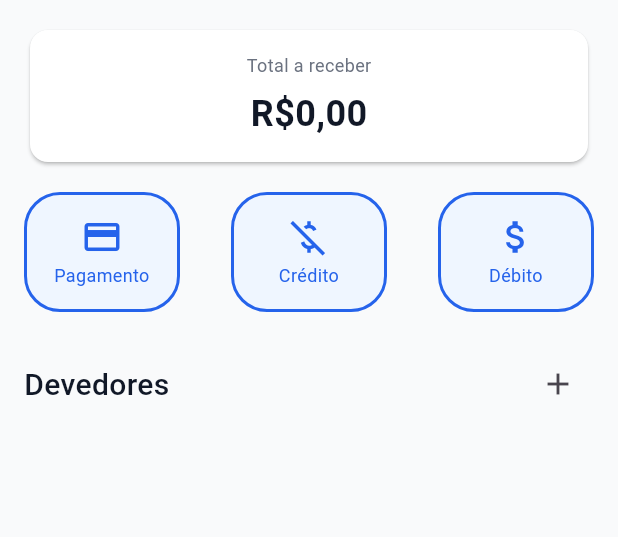
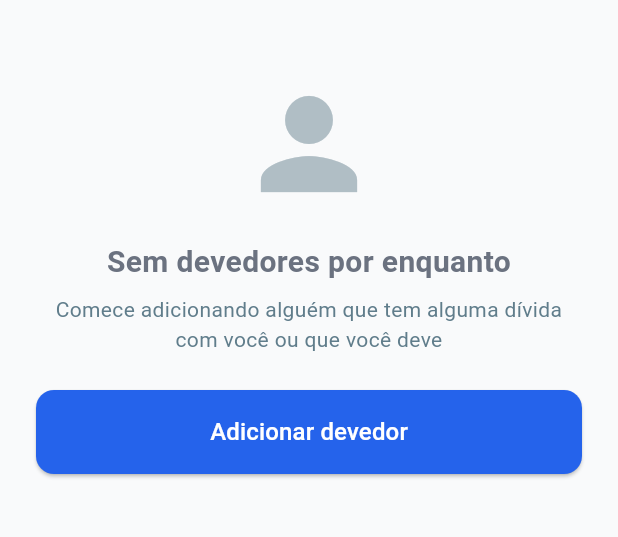
Before and after one commit to janpierry/owe_me, a Flutter app: the screen it shows after launch, on a phone screen of 412 x 824 dp, the part 84-621 px from its top. Run offline on Flutter 3.47's test engine with Material 3 defaults, Android fonts, the phone set to English and light mode, and no system bars; our stand-ins replace dartz, equatable, flutter_bloc, get_it, sqflite; accounts and stored records are empty.

Commit message:
feat: add placeholder for empty debtors and records

```diff
--- a/lib/presentation/blocs/debtor_monetary_record_history/debtor_monetary_record_history_bloc.dart
+++ b/lib/presentation/blocs/debtor_monetary_record_history/debtor_monetary_record_history_bloc.dart
@@ -40,6 +40,10 @@ class DebtorMonetaryRecordHistoryBloc
     response.fold(
       (exception) => emit(DebtorMonetaryRecordHistoryError(message: exception.message)),
       (monetaryRecordHistory) {
+        if (monetaryRecordHistory.isEmpty) {
+          emit(DebtorMonetaryRecordHistoryEmpty());
+          return;
+        }
         emit(
           DebtorMonetaryRecordHistoryLoaded(monetaryRecordHistory: monetaryRecordHistory),
         );
--- a/lib/presentation/blocs/debtor_monetary_record_history/debtor_monetary_record_history_state.dart
+++ b/lib/presentation/blocs/debtor_monetary_record_history/debtor_monetary_record_history_state.dart
@@ -20,6 +20,8 @@ final class DebtorMonetaryRecordHistoryLoaded extends DebtorMonetaryRecordHistor
   List<Object> get props => [monetaryRecordHistory];
 }
 
+final class DebtorMonetaryRecordHistoryEmpty extends DebtorMonetaryRecordHistoryState {}
+
 final class DebtorMonetaryRecordHistoryError extends DebtorMonetaryRecordHistoryState {
   final String message;
 
--- a/lib/presentation/blocs/debtors/debtors_bloc.dart
+++ b/lib/presentation/blocs/debtors/debtors_bloc.dart
@@ -35,6 +35,10 @@ class DebtorsBloc extends Bloc<DebtorsEvent, DebtorsState> {
       (exception) => emit(DebtorsError()),
       (debtors) {
         _debtors = debtors;
+        if (_debtors.isEmpty) {
+          emit(DebtorsEmpty());
+          return;
+        }
         emit(DebtorsLoaded(debtors: _debtors));
       },
     );
--- a/lib/presentation/blocs/debtors/debtors_state.dart
+++ b/lib/presentation/blocs/debtors/debtors_state.dart
@@ -20,4 +20,6 @@ final class DebtorsLoaded extends DebtorsState {
   List<Object> get props => [debtors];
 }
 
+final class DebtorsEmpty extends DebtorsState {}
+
 final class DebtorsError extends DebtorsState {}
--- a/lib/presentation/pages/home_page.dart
+++ b/lib/presentation/pages/home_page.dart
@@ -4,6 +4,7 @@ import 'package:owe_me/presentation/blocs/debtors/debtors_bloc.dart';
 import 'package:owe_me/presentation/shared/design_system/app_colors.dart';
 import 'package:owe_me/presentation/shared/design_system/app_text_styles.dart';
 import 'package:owe_me/presentation/widgets/home_page/home_body.dart';
+import 'package:owe_me/presentation/widgets/home_page/home_no_debtors_yet_placeholder.dart';
 
 class HomePage extends StatelessWidget {
   const HomePage({super.key});
@@ -27,6 +28,9 @@ class HomePage extends StatelessWidget {
           if (state is DebtorsLoaded) {
             return HomeBody(debtors: state.debtors);
           }
+          if (state is DebtorsEmpty) {
+            return HomeNoDebtorsYetPlaceholder();
+          }
           return const Center(
             child: CircularProgressIndicator(),
           );
--- a/lib/presentation/shared/design_system/app_colors.dart
+++ b/lib/presentation/shared/design_system/app_colors.dart
@@ -30,4 +30,7 @@ class AppColors {
   static const Color disabledGray = Color(0xFFD1D5DB);
 
   static const Color white = Color(0xFFFFFFFF);
+
+  static const Color gray600 = Color(0xFF607D8B);
+  static const Color gray400 = Color(0xFFB0BEC5);
 }
--- a/lib/presentation/widgets/debtor_page/debtor_monetary_record_history/debtor_monetary_record_history_builder.dart
+++ b/lib/presentation/widgets/debtor_page/debtor_monetary_record_history/debtor_monetary_record_history_builder.dart
@@ -1,6 +1,7 @@
 import 'package:flutter/material.dart';
 import 'package:flutter_bloc/flutter_bloc.dart';
 import 'package:owe_me/presentation/blocs/debtor_monetary_record_history/debtor_monetary_record_history_bloc.dart';
+import 'package:owe_me/presentation/widgets/debtor_page/debtor_monetary_record_history/debtor_monetary_record_history_empty_placeholder.dart';
 import 'package:owe_me/presentation/widgets/debtor_page/debtor_monetary_record_history/debtor_monetary_record_history_list.dart';
 
 class DebtorMonetaryRecordHistoryBuilder extends StatelessWidget {
@@ -14,6 +15,9 @@ class DebtorMonetaryRecordHistoryBuilder extends StatelessWidget {
           return DebtorMonetaryRecordHistoryList(
             monetaryRecords: state.monetaryRecordHistory,
           );
+        }
+        if (state is DebtorMonetaryRecordHistoryEmpty) {
+          return DebtorMonetaryRecordHistoryEmptyPlaceholder();
         }
         if (state is DebtorMonetaryRecordHistoryLoading) {
           return const Center(
--- /dev/null
+++ b/lib/presentation/widgets/home_page/home_no_debtors_yet_placeholder.dart
@@ -0,0 +1,58 @@
+import 'package:flutter/material.dart';
+import 'package:flutter_bloc/flutter_bloc.dart';
+import 'package:owe_me/presentation/blocs/debtors/debtors_bloc.dart';
+import 'package:owe_me/presentation/shared/design_system/app_colors.dart';
+import 'package:owe_me/presentation/shared/design_system/app_text_styles.dart';
+import 'package:owe_me/presentation/widgets/shared/app_elevated_button.dart';
+import 'package:owe_me/presentation/widgets/shared/set_debtor_dialog.dart';
+
+class HomeNoDebtorsYetPlaceholder extends StatelessWidget {
+  const HomeNoDebtorsYetPlaceholder({super.key});
+
+  void _showSetDebtorDialog(BuildContext context) {
+    final bloc = context.read<DebtorsBloc>();
+    showDialog(
+      context: context,
+      barrierDismissible: true,
+      builder: (context) => SetDebtorDialog(
+        onSetDebtorPressed: (name) => bloc.add(
+          AddDebtorRequestedEvent(debtorName: name),
+        ),
+      ),
+    );
+  }
+
+  @override
+  Widget build(BuildContext context) {
+    return SingleChildScrollView(
+      padding: const EdgeInsets.symmetric(horizontal: 24, vertical: 48),
+      child: Column(
+        children: [
+          Icon(Icons.person, size: 96, color: AppColors.gray400),
+          const SizedBox(height: 16),
+          Text(
+            'Sem devedores por enquanto',
+            textAlign: TextAlign.center,
+            style: AppTextStyles.headline2.copyWith(
+              fontWeight: FontWeight.w600,
+              color: AppColors.textGray,
+            ),
+          ),
+          const SizedBox(height: 8),
+          Text(
+            'Comece adicionando alguém que tem alguma dívida com você ou que você deve',
+            textAlign: TextAlign.center,
+            style: AppTextStyles.body.copyWith(
+              color: AppColors.gray600,
+            ),
+          ),
+          const SizedBox(height: 24),
+          AppElevatedButton(
+            label: 'Adicionar devedor',
+            onPressed: () => _showSetDebtorDialog(context),
+          ),
+        ],
+      ),
+    );
+  }
+}
```
Also changed, not shown: lib/presentation/widgets/debtor_page/debtor_monetary_record_history/debtor_monetary_record_history_empty_placeholder.dart (added, +36 -0 lines).
